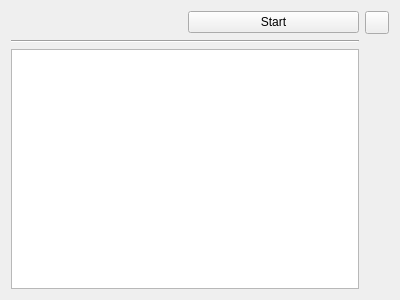
This is kadasrouting/gui/navigationbottombar.ui in kadas-albireo/kadas-albireo2 as Qt 5 draws it before an edit. The edited form follows.
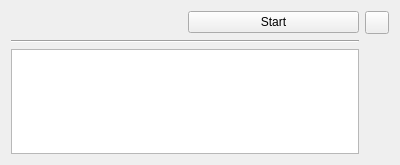
This is the edited form.

Commit message: integrated navigation logic into ui

The edit to the form file:
```diff
--- a/kadasrouting/gui/navigationbottombar.ui
+++ b/kadasrouting/gui/navigationbottombar.ui
@@ -7,7 +7,7 @@
     <x>0</x>
     <y>0</y>
     <width>400</width>
-    <height>300</height>
+    <height>165</height>
    </rect>
   </property>
   <property name="windowTitle">
@@ -29,7 +29,14 @@
     </widget>
    </item>
    <item row="2" column="0" colspan="2">
-    <widget class="QTextBrowser" name="textBrowser"/>
+    <widget class="QTextBrowser" name="textBrowser">
+     <property name="sizePolicy">
+      <sizepolicy hsizetype="Expanding" vsizetype="Maximum">
+       <horstretch>0</horstretch>
+       <verstretch>0</verstretch>
+      </sizepolicy>
+     </property>
+    </widget>
    </item>
    <item row="0" column="2">
     <widget class="QToolButton" name="btnClose">
```
The commit also changes 5 other files.
